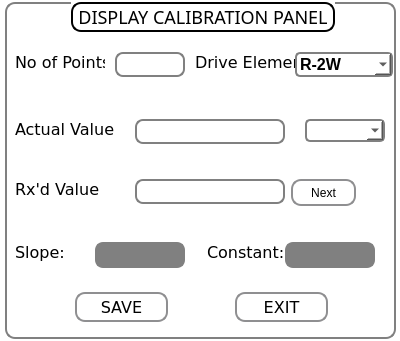
Above: DMM/DMMControlLibraryHY3131/daccalibration.ui from Qmax/QUTE before the change. Below: the same form after it.
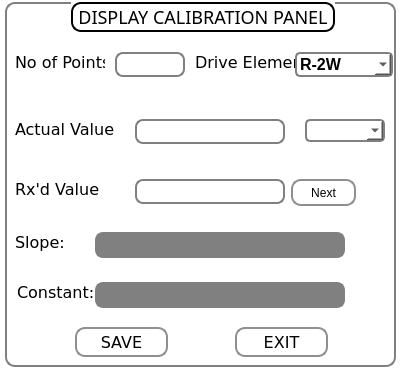
That is the form after the change.

Diff of the .ui file:
```diff
--- a/DMM/DMMControlLibraryHY3131/daccalibration.ui
+++ b/DMM/DMMControlLibraryHY3131/daccalibration.ui
@@ -7,7 +7,7 @@
     <x>0</x>
     <y>0</y>
     <width>400</width>
-    <height>341</height>
+    <height>371</height>
    </rect>
   </property>
   <property name="windowTitle">
@@ -24,7 +24,7 @@
      <x>5</x>
      <y>2</y>
      <width>391</width>
-     <height>337</height>
+     <height>365</height>
     </rect>
    </property>
    <property name="styleSheet">
@@ -274,7 +274,7 @@
     <property name="geometry">
      <rect>
       <x>10</x>
-      <y>240</y>
+      <y>230</y>
       <width>69</width>
       <height>20</height>
      </rect>
@@ -293,8 +293,8 @@
     <property name="geometry">
      <rect>
       <x>90</x>
-      <y>240</y>
-      <width>90</width>
+      <y>230</y>
+      <width>250</width>
       <height>26</height>
      </rect>
     </property>
@@ -321,8 +321,8 @@
    <widget class="QLabel" name="label_6">
     <property name="geometry">
      <rect>
-      <x>202</x>
-      <y>240</y>
+      <x>12</x>
+      <y>280</y>
       <width>80</width>
       <height>20</height>
      </rect>
@@ -340,9 +340,9 @@
    <widget class="QLineEdit" name="constant">
     <property name="geometry">
      <rect>
-      <x>280</x>
-      <y>240</y>
-      <width>90</width>
+      <x>90</x>
+      <y>280</y>
+      <width>250</width>
       <height>26</height>
      </rect>
     </property>
@@ -370,7 +370,7 @@
     <property name="geometry">
      <rect>
       <x>70</x>
-      <y>290</y>
+      <y>325</y>
       <width>93</width>
       <height>30</height>
      </rect>
@@ -411,7 +411,7 @@
     <property name="geometry">
      <rect>
       <x>230</x>
-      <y>290</y>
+      <y>325</y>
       <width>93</width>
       <height>30</height>
      </rect>
```
